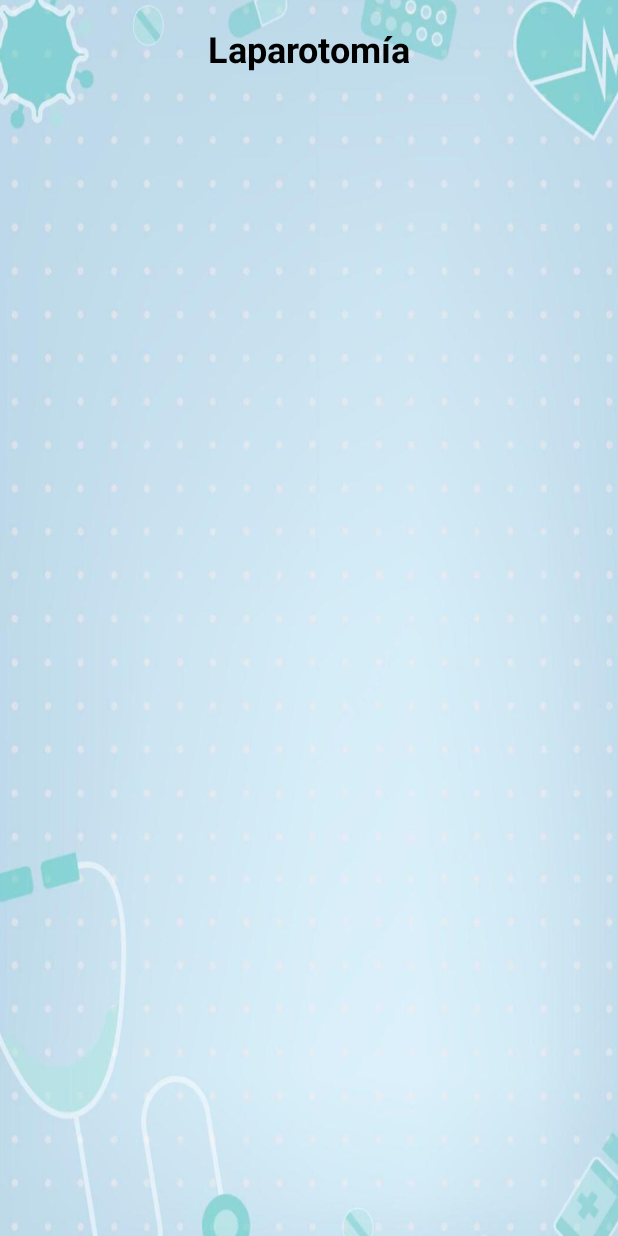
After one commit to CifuX40/Quirofano, an Android app: the LaparotomiaActivity screen opened directly, with no data from a screen before it, on a phone screen of 412 x 824 dp. The commit adds this screen. Run offline under Robolectric (Android 15) with nearby library versions, the light colour scheme and no system bars.

Commit message:
Agregar pantalla Laparotomia

```diff
--- a/app/src/main/AndroidManifest.xml
+++ b/app/src/main/AndroidManifest.xml
@@ -37,5 +37,6 @@
         <activity android:name=".ColectomiaActivity"/>
         <activity android:name=".PancreatectomiaActivity"/>
         <activity android:name=".ApendicetomiaActivity"/>
+        <activity android:name=".LaparotomiaActivity"/>
     </application>
 </manifest>
--- a/app/src/main/java/aplicacion/quirofano/CirugiaGeneralActivity.kt
+++ b/app/src/main/java/aplicacion/quirofano/CirugiaGeneralActivity.kt
@@ -51,5 +51,11 @@
             val intent = Intent(this, ApendicetomiaActivity::class.java)
             startActivity(intent)
         }
+
+        val btnLaparotomia = findViewById<Button>(R.id.button8)
+        btnLaparotomia.setOnClickListener {
+            val intent = Intent(this, LaparotomiaActivity::class.java)
+            startActivity(intent)
+        }
     }
 }
--- /dev/null
+++ b/app/src/main/java/aplicacion/quirofano/LaparotomiaActivity.kt
@@ -0,0 +1,12 @@
+package aplicacion.quirofano
+
+import android.os.Bundle
+import androidx.appcompat.app.AppCompatActivity
+
+class LaparotomiaActivity : AppCompatActivity() {
+    override fun onCreate(savedInstanceState: Bundle?) {
+        super.onCreate(savedInstanceState)
+        setContentView(R.layout.laparotomia)
+
+    }
+}
--- /dev/null
+++ b/app/src/main/res/layout/laparotomia.xml
@@ -0,0 +1,23 @@
+<?xml version="1.0" encoding="utf-8"?>
+<androidx.constraintlayout.widget.ConstraintLayout xmlns:android="http://schemas.android.com/apk/res/android"
+    xmlns:app="http://schemas.android.com/apk/res-auto"
+    xmlns:tools="http://schemas.android.com/tools"
+    android:layout_width="match_parent"
+    android:layout_height="match_parent"
+    android:background="@drawable/fondo_de_pantalla"
+    tools:context=".LaparotomiaActivity">
+
+    <TextView
+        android:id="@+id/txtTitulo"
+        android:layout_width="wrap_content"
+        android:layout_height="wrap_content"
+        android:padding="16dp"
+        android:text="Laparotomía"
+        android:textColor="@color/black"
+        android:textSize="24sp"
+        android:textStyle="bold"
+        app:layout_constraintTop_toTopOf="parent"
+        app:layout_constraintStart_toStartOf="parent"
+        app:layout_constraintEnd_toEndOf="parent" />
+
+</androidx.constraintlayout.widget.ConstraintLayout>
```
